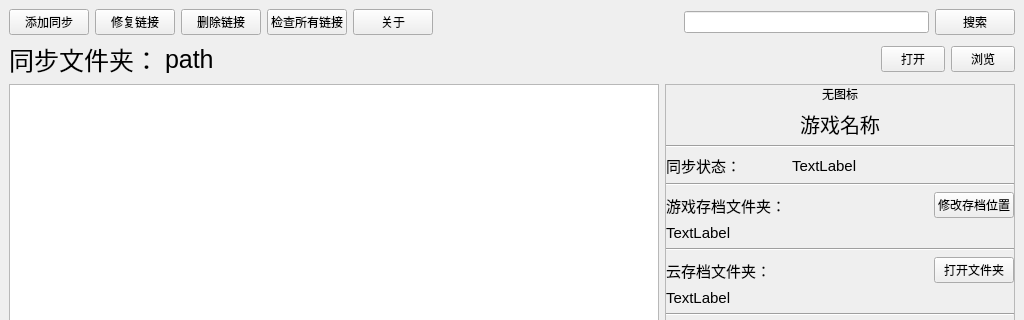
Qt form UI/MainW.ui (cfwnico/GameSavedataSync) before a commit; both pictures show x 0 to 1024 and y 0 to 320 of the 1024 by 576 pixel window.
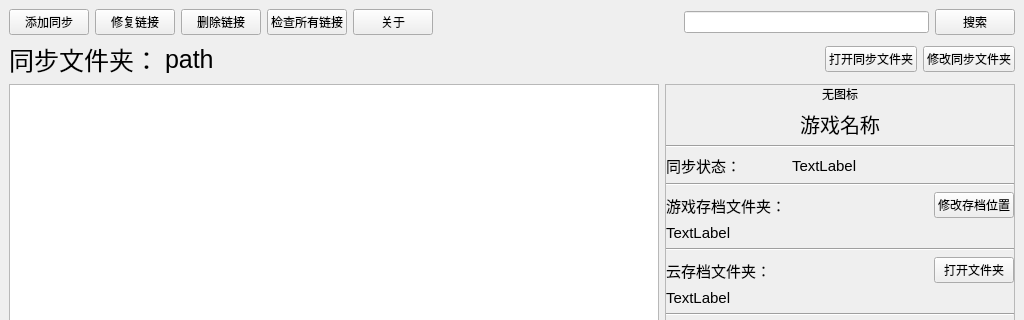
The same form after that commit.

Patch:
```diff
--- a/UI/MainW.ui
+++ b/UI/MainW.ui
@@ -127,30 +127,35 @@
        </widget>
       </item>
       <item>
-       <widget class="QPushButton" name="open_cloud_btn">
-        <property name="maximumSize">
+       <spacer name="horizontalSpacer">
+        <property name="orientation">
+         <enum>Qt::Horizontal</enum>
+        </property>
+        <property name="sizeHint" stdset="0">
          <size>
-          <width>64</width>
-          <height>16777215</height>
+          <width>40</width>
+          <height>20</height>
          </size>
         </property>
-        <property name="text">
-         <string>打开</string>
-        </property>
-       </widget>
+       </spacer>
       </item>
       <item>
-       <widget class="QPushButton" name="pushButton_8">
-        <property name="maximumSize">
-         <size>
-          <width>64</width>
-          <height>16777215</height>
-         </size>
-        </property>
-        <property name="text">
-         <string>浏览</string>
-        </property>
-       </widget>
+       <layout class="QHBoxLayout" name="horizontalLayout_3">
+        <item>
+         <widget class="QPushButton" name="open_cloud_btn">
+          <property name="text">
+           <string>打开同步文件夹</string>
+          </property>
+         </widget>
+        </item>
+        <item>
+         <widget class="QPushButton" name="edit_cloud_btn">
+          <property name="text">
+           <string>修改同步文件夹</string>
+          </property>
+         </widget>
+        </item>
+       </layout>
       </item>
      </layout>
     </item>
```
